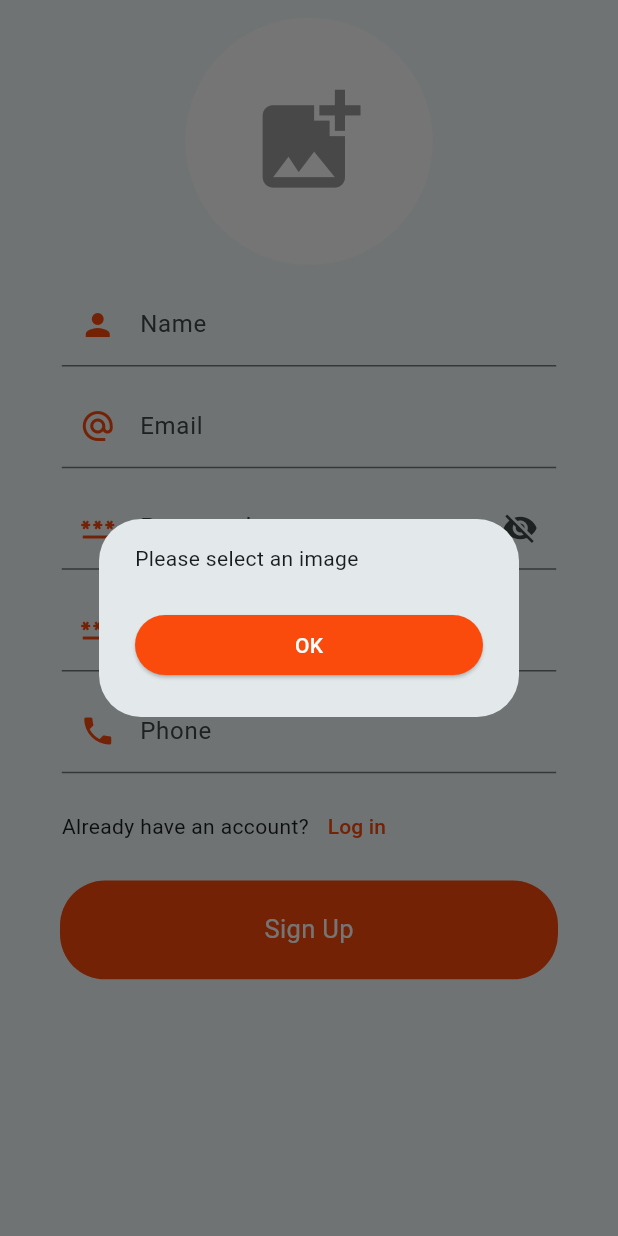
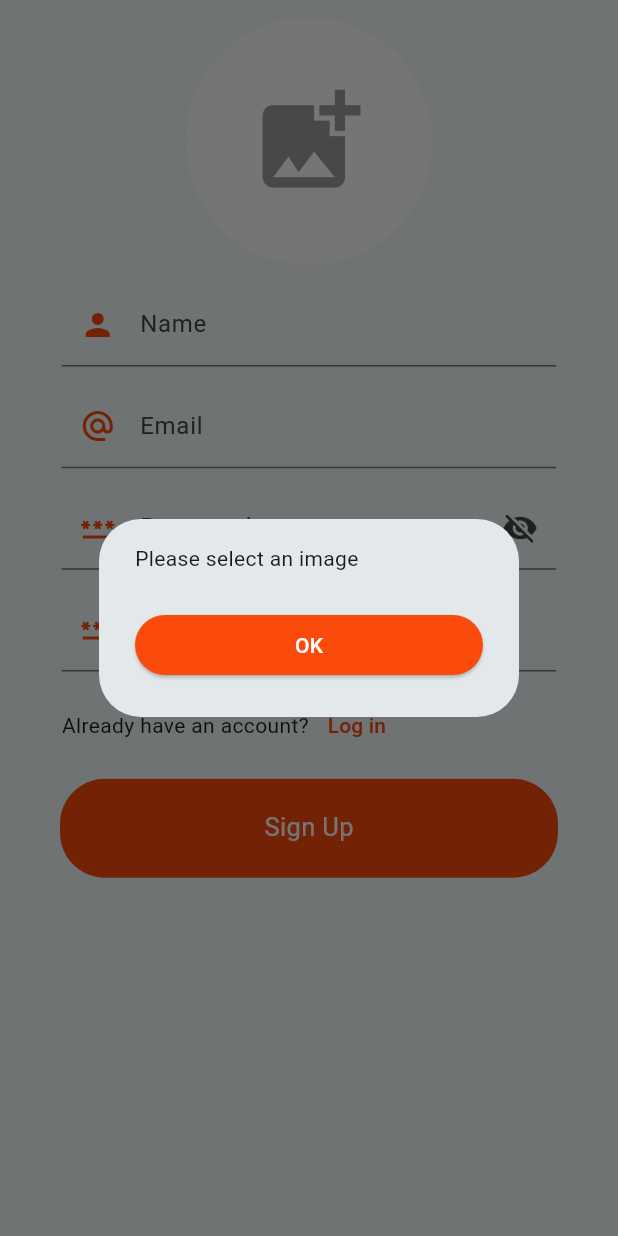
Before and after one commit to yahiyam/fullfill_user_app, a Flutter app: the SignUpForm widget shown alone on an empty page, opened directly, after a tap on "Sign Up", on a phone screen of 412 x 824 dp. Run offline on Flutter 3.47's test engine with Material 2 defaults, Android fonts, the phone set to English and light mode, and no system bars; our stand-ins replace cloud_firestore, firebase_auth, firebase_core, firebase_storage, image_picker, shared_preferences; accounts and stored records are empty.

Commit message:
removed location & number

```diff
--- a/lib/presentation/AuthPage/tabs/sign_up_form.dart
+++ b/lib/presentation/AuthPage/tabs/sign_up_form.dart
@@ -1,6 +1,7 @@
 import 'dart:io';
 
 import 'package:flutter/material.dart';
+import 'package:fullfill_user_app/Globals/colors.dart';
 import 'package:fullfill_user_app/presentation/common_widgets/common_widgets.dart';
 import 'package:fullfill_user_app/presentation/AuthPage/widgets/custom_text_field.dart';
 import 'package:fullfill_user_app/provider/registeration_provider.dart';
@@ -73,13 +74,6 @@ class SignUpForm extends StatelessWidget {
                         obscureText: true,
                       ),
                       SizedBox(height: screen.height / 70),
-                      CustomTextField(
-                        controller: registerationProvider.phoneController,
-                        icon: Icons.phone,
-                        labelText: 'Phone',
-                        keyboardType: TextInputType.phone,
-                      ),
-                      SizedBox(height: screen.height / 70),
                       Align(
                         alignment: Alignment.bottomLeft,
                         child: Row(
@@ -90,7 +84,7 @@ class SignUpForm extends StatelessWidget {
                               child: const Text(
                                 'Log in',
                                 style: TextStyle(
-                                  color: Color(0xfffa4a0c),
+                                  color: orange,
                                 ),
                               ),
                             ),
--- a/lib/provider/registeration_provider.dart
+++ b/lib/provider/registeration_provider.dart
@@ -18,7 +18,6 @@ class RegisterationProvider with ChangeNotifier {
   final TextEditingController passwordController = TextEditingController();
   final TextEditingController confirmPasswordController =
       TextEditingController();
-  final TextEditingController phoneController = TextEditingController();
   String userImageUrl = '';
   @override
   void dispose() {
@@ -40,8 +39,7 @@ class RegisterationProvider with ChangeNotifier {
       if (passwordController.text == confirmPasswordController.text) {
         if (confirmPasswordController.text.isNotEmpty &&
             emailController.text.isNotEmpty &&
-            nameController.text.isNotEmpty &&
-            phoneController.text.isNotEmpty) {
+            nameController.text.isNotEmpty) {
           showMessageDialog(
             context,
             isLoading: true,
@@ -115,7 +113,6 @@ class RegisterationProvider with ChangeNotifier {
       "userEmail": currentUser.email,
       "userName": nameController.text.trim(),
       "userAvatarUrl": userImageUrl,
-      "phone": phoneController.text.trim(),
       "status": "approved",
     });
 
--- a/pubspec.yaml
+++ b/pubspec.yaml
@@ -28,8 +28,8 @@ environment:
 # the latest version available on pub.dev. To see which dependencies have newer
 # versions available, run `flutter pub outdated`.
 dependencies:
-  cupertino_icons: ^1.0.2
   cloud_firestore: ^4.8.0
+  cupertino_icons: ^1.0.5
   firebase_auth: ^4.6.2
   firebase_core: ^2.13.1
   firebase_storage: ^11.2.2
```
